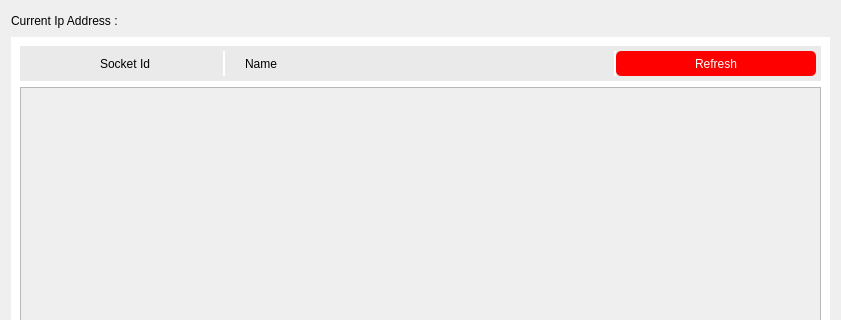
Qt form menu/ServerManagement/servermanagement.ui (Anmol-A-jain/Dyner) before a commit; both pictures show x 0 to 841 and y 0 to 320 of the 841 by 651 pixel window.
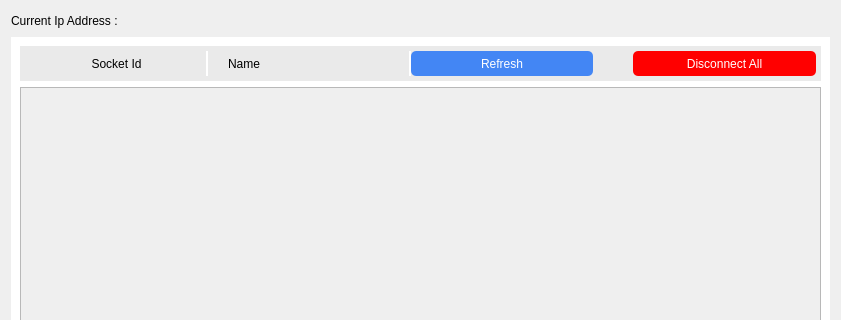
The same form after that commit.

```diff
--- a/menu/ServerManagement/servermanagement.ui
+++ b/menu/ServerManagement/servermanagement.ui
@@ -154,7 +154,7 @@
              </property>
              <property name="styleSheet">
               <string notr="true">color:white;
-background-color: red;
+background-color: #4386f4;
 border-radius:5px;</string>
              </property>
              <property name="text">
@@ -162,6 +162,46 @@
              </property>
             </widget>
            </item>
+           <item>
+            <spacer name="horizontalSpacer_3">
+             <property name="orientation">
+              <enum>Qt::Horizontal</enum>
+             </property>
+             <property name="sizeType">
+              <enum>QSizePolicy::Fixed</enum>
+             </property>
+             <property name="sizeHint" stdset="0">
+              <size>
+               <width>40</width>
+               <height>20</height>
+              </size>
+             </property>
+            </spacer>
+           </item>
+           <item>
+            <widget class="QPushButton" name="btnDisconnect">
+             <property name="minimumSize">
+              <size>
+               <width>0</width>
+               <height>25</height>
+              </size>
+             </property>
+             <property name="maximumSize">
+              <size>
+               <width>200</width>
+               <height>16777215</height>
+              </size>
+             </property>
+             <property name="styleSheet">
+              <string notr="true">color:white;
+background-color: red;
+border-radius:5px;</string>
+             </property>
+             <property name="text">
+              <string>Disconnect All</string>
+             </property>
+            </widget>
+           </item>
           </layout>
          </widget>
         </item>
```
